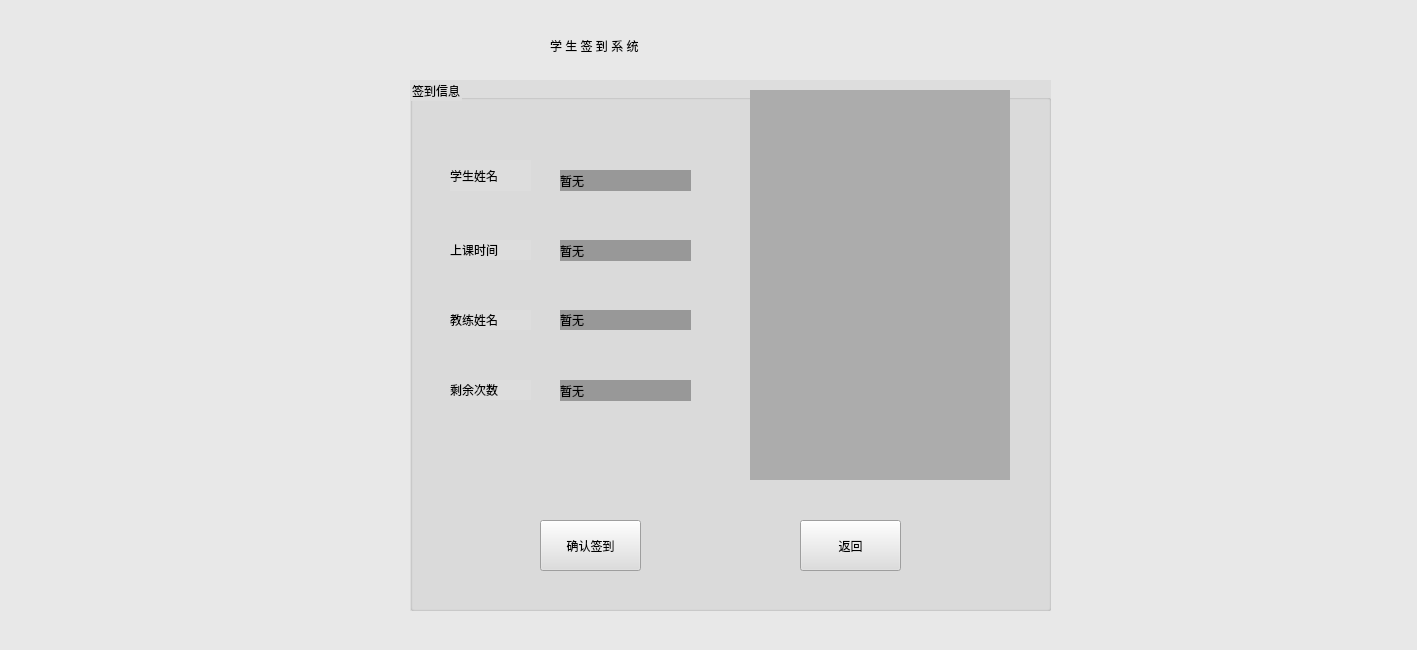
Qt form Qiandao/Qiandao_face_Main.ui (Holy-Shine/Acrotest) before a commit.
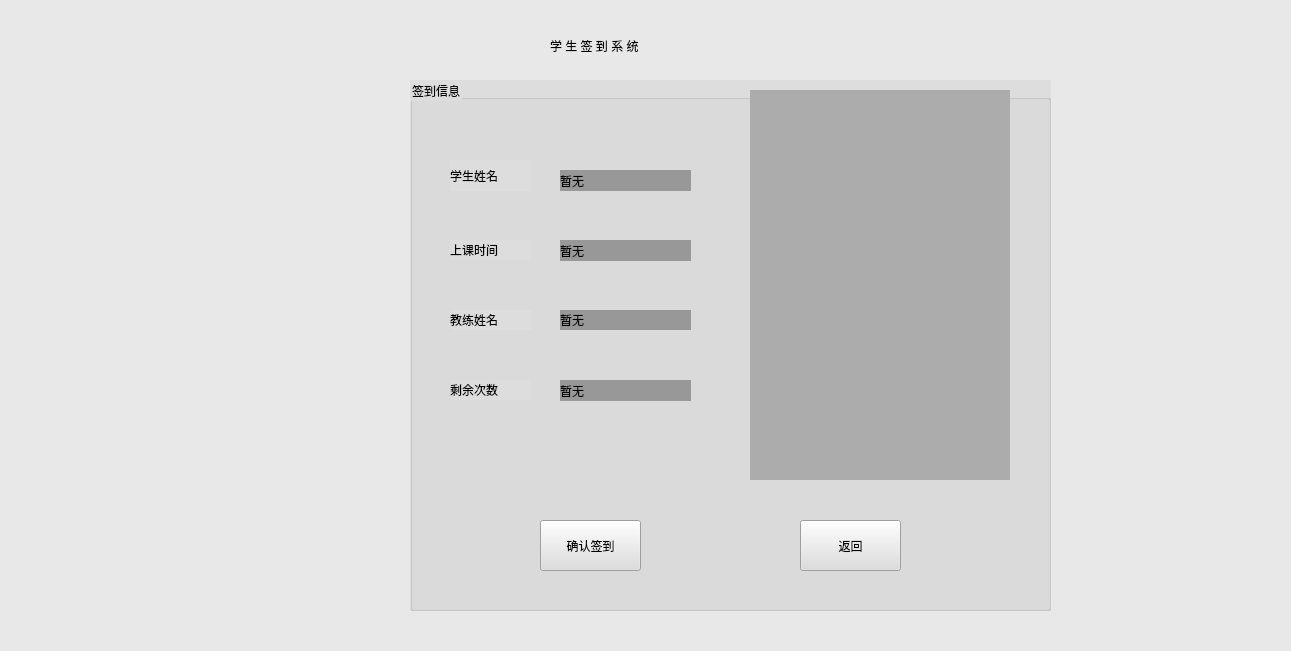
The same form after that commit.

Patch:
```diff
--- a/Qiandao/Qiandao_face_Main.ui
+++ b/Qiandao/Qiandao_face_Main.ui
@@ -6,8 +6,8 @@
    <rect>
     <x>0</x>
     <y>0</y>
-    <width>1417</width>
-    <height>650</height>
+    <width>1291</width>
+    <height>651</height>
    </rect>
   </property>
   <property name="windowTitle">
```
